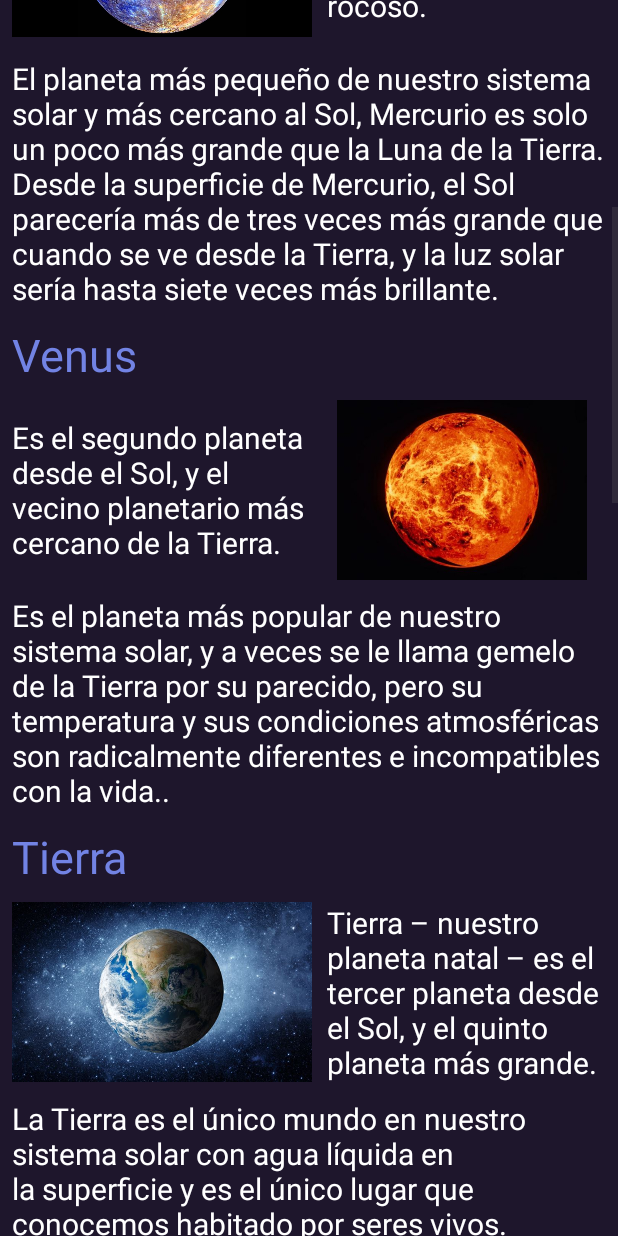
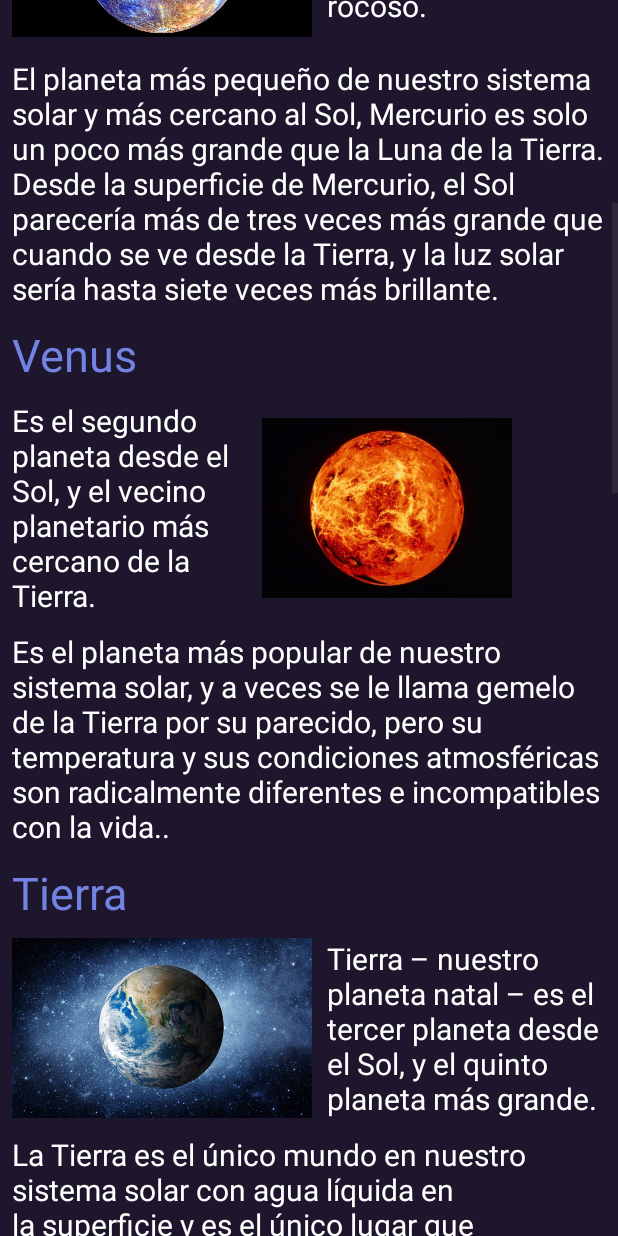
Before and after one commit to KarenRodea7/PlanetasKR, an Android app: the Informacion screen opened directly, with no data from a screen before it, scrolled down 576 dp, on a phone screen of 412 x 824 dp. Run offline under Robolectric (Android 15) with nearby library versions, the phone set to English and light mode, and no system bars.

Commit message:
Cuarto commit

```diff
--- a/app/src/main/res/layout/activity_informacion.xml
+++ b/app/src/main/res/layout/activity_informacion.xml
@@ -73,7 +73,7 @@
             android:layout_marginTop="10dp"
             android:orientation="horizontal">
             <TextView
-                android:layout_width="200dp"
+                android:layout_width="150dp"
                 android:layout_height="wrap_content"
                 android:text="@string/InfVen"
                 style="@style/Descripciones"/>
@@ -81,7 +81,8 @@
                 android:layout_width="200dp"
                 android:layout_height="120dp"
                 android:layout_marginRight="10dp"
-                android:src="@drawable/venus"/>
+                android:src="@drawable/venus"
+                style="@style/Descripciones"/>
         </LinearLayout>
         <TextView
             android:layout_width="wrap_content"
@@ -129,7 +130,7 @@
             android:layout_marginTop="10dp"
             android:orientation="horizontal">
             <TextView
-                android:layout_width="200dp"
+                android:layout_width="150dp"
                 android:layout_height="wrap_content"
                 android:text="@string/InfMar"
                 style="@style/Descripciones"/>
@@ -137,7 +138,8 @@
                 android:layout_width="200dp"
                 android:layout_height="120dp"
                 android:layout_marginRight="10dp"
-                android:src="@drawable/marte"/>
+                android:src="@drawable/marte"
+                style="@style/Descripciones"/>
         </LinearLayout>
         <TextView
             android:layout_width="wrap_content"
@@ -185,7 +187,7 @@
             android:layout_marginTop="10dp"
             android:orientation="horizontal">
             <TextView
-                android:layout_width="200dp"
+                android:layout_width="150dp"
                 android:layout_height="wrap_content"
                 android:text="@string/InfSat"
                 style="@style/Descripciones"/>
@@ -193,7 +195,8 @@
                 android:layout_width="200dp"
                 android:layout_height="120dp"
                 android:layout_marginRight="10dp"
-                android:src="@drawable/saturno"/>
+                android:src="@drawable/saturno"
+                style="@style/Descripciones"/>
         </LinearLayout>
         <TextView
             android:layout_width="wrap_content"
@@ -241,7 +244,7 @@
             android:layout_marginTop="10dp"
             android:orientation="horizontal">
             <TextView
-                android:layout_width="200dp"
+                android:layout_width="150dp"
                 android:layout_height="wrap_content"
                 android:text="@string/InfNep"
                 style="@style/Descripciones"/>
@@ -249,7 +252,8 @@
                 android:layout_width="200dp"
                 android:layout_height="120dp"
                 android:layout_marginRight="10dp"
-                android:src="@drawable/neptuno"/>
+                android:src="@drawable/neptuno"
+                style="@style/Descripciones"/>
         </LinearLayout>
         <TextView
             android:layout_width="wrap_content"
--- a/app/src/main/res/layout/activity_lista_planetas.xml
+++ b/app/src/main/res/layout/activity_lista_planetas.xml
@@ -21,7 +21,8 @@
         <ListView
             android:id="@+id/ListaP"
             android:layout_width="wrap_content"
-            android:layout_height="wrap_content"/>
+            android:layout_height="wrap_content"
+            android:layout_marginBottom="25dp"/>
     </LinearLayout>
 
 </RelativeLayout>
--- a/app/src/main/res/layout/activity_main.xml
+++ b/app/src/main/res/layout/activity_main.xml
@@ -23,7 +23,6 @@
             android:layout_marginTop="170dp"
             android:layout_marginBottom="10dp"
             android:orientation="horizontal">
-
             <TextView
                 android:layout_width="110dp"
                 android:layout_height="wrap_content"
--- a/app/src/main/res/values/themes.xml
+++ b/app/src/main/res/values/themes.xml
@@ -44,7 +44,6 @@
 
     <style name="DatosP">
         <item name="android:textSize">20dp</item>
-        <item name="android:layout_marginLeft">50dp</item>
         <item name="android:layout_marginRight">20dp</item>
         <item name="android:gravity">end</item>
     </style>
```
